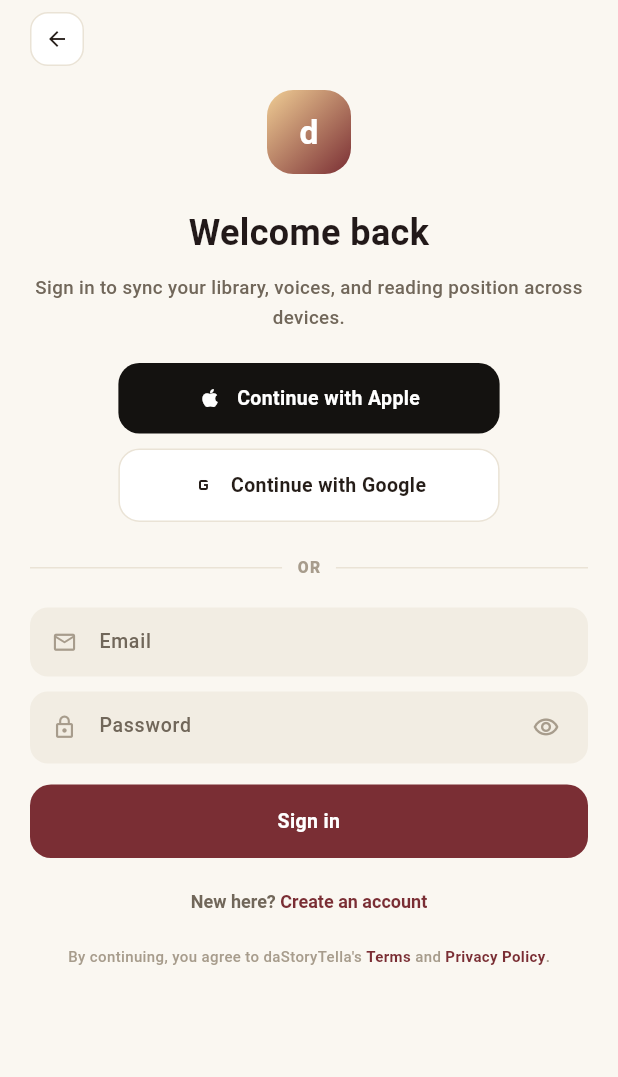
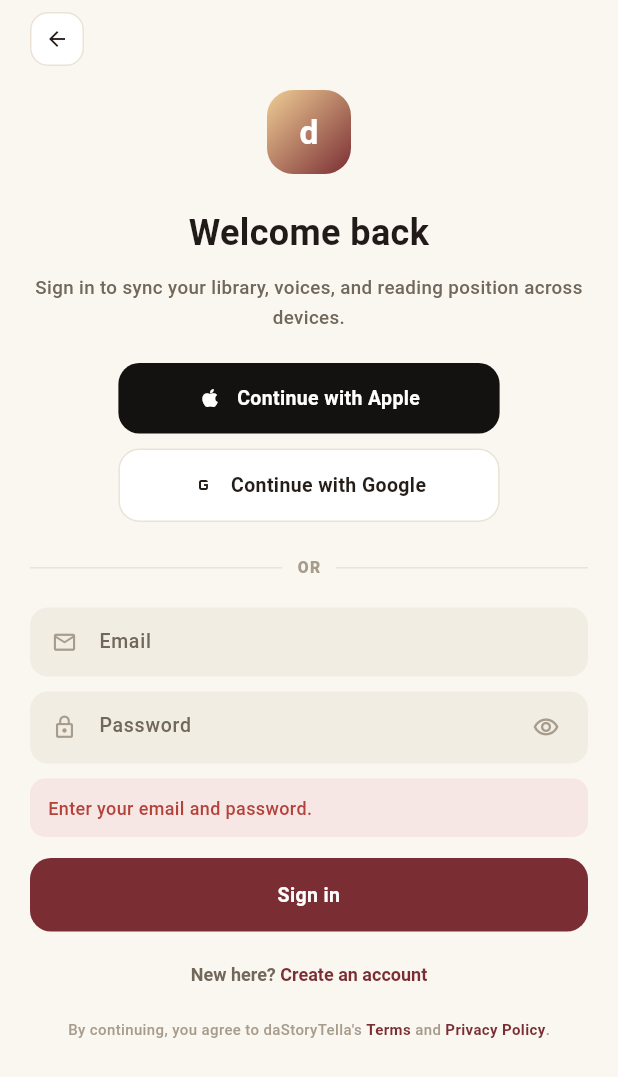
Before and after one commit to da4story1tella9/dastorytella-reader, a Flutter app: the AuthScreen screen opened by its route, after a tap on "Sign in", on a phone screen of 412 x 824 dp. Shown: the top 1077 px of the screen. Run offline on Flutter 3.47's test engine with Material 3 defaults, Android fonts, the phone set to English and light mode, and no system bars; our stand-ins replace flutter_riverpod, go_router, just_audio, supabase_flutter; accounts and stored records are empty; Roboto replaces fonts that are missing (Fraunces, Manrope).

Commit message:
Show a message instead of silently no-op'ing on an empty auth form
Tapping Sign in/Create account with an empty email and/or password
field previously did nothing visible at all. Reuses the same error
banner already wired up for failed Supabase calls, via a new
reportValidationError on AuthController, so the UI only has one error
display path for both form-level and server-side problems.

Co-Authored-By: Claude Sonnet 5 <noreply@anthropic.com>

```diff
--- a/lib/features/auth/screens/auth_screen.dart
+++ b/lib/features/auth/screens/auth_screen.dart
@@ -68,11 +68,18 @@ class _AuthScreenState extends ConsumerState<AuthScreen> {
   Future<void> _submit() async {
     final String email = _emailController.text.trim();
     final String password = _passwordController.text;
+    final AuthController controller = ref.read(authControllerProvider.notifier);
+
     if (email.isEmpty || password.isEmpty) {
+      final String message = switch (email.isEmpty) {
+        true when password.isEmpty => 'Enter your email and password.',
+        true => 'Enter your email.',
+        false => 'Enter your password.',
+      };
+      controller.reportValidationError(message);
       return;
     }
 
-    final AuthController controller = ref.read(authControllerProvider.notifier);
     final AuthResult result = _isSignIn
         ? await controller.signIn(email: email, password: password)
         : await controller.signUp(email: email, password: password);
--- a/lib/features/auth/state/auth_controller.dart
+++ b/lib/features/auth/state/auth_controller.dart
@@ -55,6 +55,13 @@ class AuthController extends Notifier<AuthFormState> {
       return AuthResult.failure;
     }
   }
+
+  /// For a form-level problem caught before any Supabase call is even
+  /// made (e.g. an empty field) — reuses the same error slot as a
+  /// failed sign-in/sign-up so the UI only needs one error display.
+  void reportValidationError(String message) {
+    state = AuthFormState(errorMessage: message);
+  }
 }
 
 const String _genericErrorMessage = 'Something went wrong. Please try again.';
```
